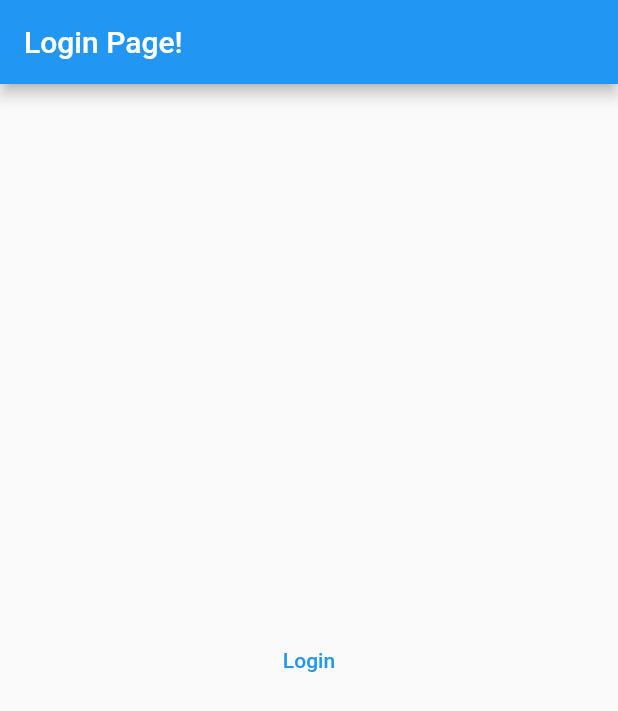
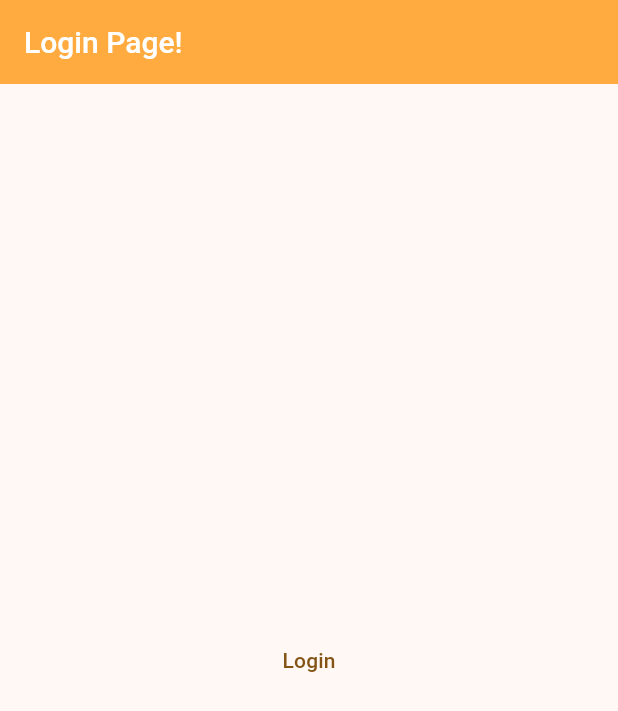
Before and after one commit to vukjeli/flutter_academy_online_shop, a Flutter app: the screen it shows after launch, on a phone screen of 412 x 824 dp. Shown: the top 711 px of the screen. Run offline on Flutter 3.47's test engine with Material 2 defaults, Android fonts, the phone set to English and light mode, and no system bars; our stand-ins replace dio, go_router, google_fonts, pretty_dio_logger; generated files the repository leaves out were written again.

Commit message:
Dio client setup, theme setup,

```diff
--- /dev/null
+++ b/lib/data/networking/dio_client.dart
@@ -0,0 +1,51 @@
+import 'dart:io';
+import 'package:dio/dio.dart';
+import 'package:pretty_dio_logger/pretty_dio_logger.dart';
+
+import 'path.dart';
+
+class DioClient {
+  late Dio _dio;
+
+  DioClient() {
+    initialise();
+  }
+
+  static final instance = DioClient();
+
+  void initialise() {
+    _dio = Dio(
+      BaseOptions(
+        baseUrl: baseUrl,
+        receiveTimeout: const Duration(seconds: 30),
+        connectTimeout: const Duration(seconds: 30),
+        sendTimeout: const Duration(seconds: 30),
+        headers: {
+          HttpHeaders.userAgentHeader: 'dio',
+        },
+        contentType: Headers.jsonContentType,
+        responseType: ResponseType.json,
+        validateStatus: (status) =>
+            status == null ? false : status >= 200 && status < 400,
+      ),
+    );
+
+    _dio.interceptors.add(
+      PrettyDioLogger(requestBody: true),
+    );
+  }
+
+  Future<Map<String, dynamic>> getA(String path) async {
+    try {
+      final Response<dynamic> response = await _dio.get(path);
+
+      if (response.data == null || response.data == 'null') {
+        return {};
+      }
+
+      return response.data as Map<String, dynamic>;
+    } on DioException catch (ex) {
+      rethrow;
+    }
+  }
+}
--- /dev/null
+++ b/lib/data/networking/path.dart
@@ -0,0 +1,3 @@
+const String baseUrl = 'https://fakestoreapi.com/';
+const String productsPath = 'products';
+const String categoriesPath = 'products/categories';
--- a/lib/main.dart
+++ b/lib/main.dart
@@ -1,7 +1,8 @@
 import 'package:flutter/material.dart';
 import 'package:flutter_academy_online_shop/l10n/l10.dart';
-
+// Local imports
 import 'router/router_config.dart';
+import 'theme/theme_config.dart';
 
 void main() {
   runApp(const MainApp());
@@ -13,9 +14,11 @@ class MainApp extends StatelessWidget {
   @override
   Widget build(BuildContext context) {
     return MaterialApp.router(
+      theme: lightTheme,
+      darkTheme: darkTheme,
       localizationsDelegates: L10n.delegates,
       supportedLocales: L10n.locales,
-      locale: Locale('en'),
+      locale: const Locale('en'),
       routerConfig: AppRouter.router,
     );
   }
--- a/lib/presentation/screens/shop_screen.dart
+++ b/lib/presentation/screens/shop_screen.dart
@@ -1,5 +1,8 @@
 import 'package:flutter/material.dart';
 import 'package:flutter_gen/gen_l10n/app_localizations.dart';
+import 'package:go_router/go_router.dart';
+// Local imports
+import 'package:flutter_academy_online_shop/router/router_config.dart';
 
 class ShopScreen extends StatelessWidget {
   const ShopScreen({super.key});
@@ -16,7 +19,11 @@ class ShopScreen extends StatelessWidget {
       body: Container(
         padding: const EdgeInsets.symmetric(horizontal: 20),
         child: Center(
-          child: Text(AppLocalizations.of(context)!.shopPageTitle),
+          child: TextButton(
+            child: const Text('Click for more details'),
+            onPressed: () => context
+                .goNamed(AppRouter.detailsName, pathParameters: {'id': '20'}),
+          ),
         ),
       ),
     );
--- a/lib/router/router_config.dart
+++ b/lib/router/router_config.dart
@@ -13,7 +13,7 @@ class AppRouter {
   static const loginName = 'login';
   static const shopPath = '/shop';
   static const shopName = 'shop';
-  static const detailsPath = 'shop/:id';
+  static const detailsPath = ':id';
   static const detailsName = 'details';
   static const settingsPath = '/settings';
   static const settingsName = 'settings';
@@ -31,6 +31,9 @@ class AppRouter {
       routes: [
         StatefulShellRoute.indexedStack(
           parentNavigatorKey: _rootNavigatorKey,
+          builder: (context, state, navigationShell) {
+            return BottomNavigationScaffold(navigationShell: navigationShell);
+          },
           branches: [
             StatefulShellBranch(
               navigatorKey: _shopTabNavigatorKey,
@@ -70,11 +73,7 @@ class AppRouter {
               ],
             ),
           ],
-            builder: (context, state, navigationShell) {
-              // Return the widget that implements the custom shell (e.g a BottomNavigationBar).
-              // The [StatefulNavigationShell] is passed to be able to navigate to other branches in a stateful way.
-              return BottomNavigationScaffold(navigationShell: navigationShell);
-            }),
+        ),
         GoRoute(
           parentNavigatorKey: _rootNavigatorKey,
           path: loginPath,
--- /dev/null
+++ b/lib/theme/theme_config.dart
@@ -0,0 +1,133 @@
+import 'package:flutter/material.dart';
+import 'package:google_fonts/google_fonts.dart';
+
+ThemeData lightTheme = ThemeData(
+  brightness: Brightness.light,
+  useMaterial3: true,
+  fontFamily: GoogleFonts.roboto().fontFamily,
+  textTheme: const TextTheme(
+    displayLarge: TextStyle(
+      fontSize: 96,
+      fontWeight: FontWeight.w300,
+      color: Colors.black,
+    ),
+    displayMedium: TextStyle(
+      fontSize: 60,
+      fontWeight: FontWeight.w400,
+      color: Colors.black,
+    ),
+    displaySmall: TextStyle(
+      fontSize: 48,
+      fontWeight: FontWeight.w400,
+      color: Colors.black,
+    ),
+    headlineMedium: TextStyle(
+      fontSize: 34,
+      fontWeight: FontWeight.w400,
+      color: Colors.black,
+    ),
+    headlineSmall: TextStyle(
+      fontSize: 24,
+      fontWeight: FontWeight.w400,
+      color: Colors.black,
+    ),
+    titleLarge: TextStyle(
+      fontSize: 20,
+      fontWeight: FontWeight.w500,
+      color: Colors.black,
+    ),
+    bodyLarge: TextStyle(
+      fontSize: 16,
+      fontWeight: FontWeight.w400,
+      color: Colors.black87,
+    ),
+    bodyMedium: TextStyle(
+      fontSize: 14,
+      fontWeight: FontWeight.w400,
+      color: Colors.black87,
+    ),
+    bodySmall: TextStyle(
+      fontSize: 12,
+      fontWeight: FontWeight.w400,
+      color: Colors.black54,
+    ),
+    labelLarge: TextStyle(
+      fontSize: 14,
+      fontWeight: FontWeight.w500,
+      color: Colors.white,
+    ),
+  ),
+  appBarTheme: const AppBarTheme(
+    color: Colors.orangeAccent,
+    iconTheme: IconThemeData(
+      color: Colors.white,
+    ),
+  ),
+  colorScheme: ColorScheme.fromSeed(
+    seedColor: Colors.orangeAccent,
+  ),
+);
+
+ThemeData darkTheme = ThemeData(
+  useMaterial3: true,
+  textTheme: const TextTheme(
+    displayLarge: TextStyle(
+      fontSize: 96,
+      fontWeight: FontWeight.w300,
+      color: Colors.black,
+    ),
+    displayMedium: TextStyle(
+      fontSize: 60,
+      fontWeight: FontWeight.w400,
+      color: Colors.black,
+    ),
+    displaySmall: TextStyle(
+      fontSize: 48,
+      fontWeight: FontWeight.w400,
+      color: Colors.black,
+    ),
+    headlineMedium: TextStyle(
+      fontSize: 34,
+      fontWeight: FontWeight.w400,
+      color: Colors.black,
+    ),
+    headlineSmall: TextStyle(
+      fontSize: 24,
+      fontWeight: FontWeight.w400,
+      color: Colors.black,
+    ),
+    titleLarge: TextStyle(
+      fontSize: 20,
+      fontWeight: FontWeight.w500,
+      color: Colors.black,
+    ),
+    bodyLarge: TextStyle(
+      fontSize: 16,
+      fontWeight: FontWeight.w400,
+      color: Colors.black87,
+    ),
+    bodyMedium: TextStyle(
+      fontSize: 14,
+      fontWeight: FontWeight.w400,
+      color: Colors.black87,
+    ),
+    bodySmall: TextStyle(
+      fontSize: 12,
+      fontWeight: FontWeight.w400,
+      color: Colors.black54,
+    ),
+    labelLarge: TextStyle(
+      fontSize: 14,
+      fontWeight: FontWeight.w500,
+      color: Colors.white,
+    ),
+  ),
+  appBarTheme: const AppBarTheme(
+    color: Colors.indigo,
+    iconTheme: IconThemeData(color: Colors.white),
+  ),
+  colorScheme: ColorScheme.fromSeed(
+    seedColor: Colors.indigo,
+    brightness: Brightness.dark,
+  ),
+);
--- a/pubspec.yaml
+++ b/pubspec.yaml
@@ -7,12 +7,15 @@ environment:
   sdk: '>=3.1.4 <4.0.0'
 
 dependencies:
+  dio: ^5.3.3
   flutter:
     sdk: flutter
   flutter_localizations:
     sdk: flutter
   go_router: ^12.0.1
+  google_fonts: ^6.1.0
   intl: any
+  pretty_dio_logger: ^1.3.1
 
 dev_dependencies:
   flutter_test:
```
Also changed, not shown: lib/domain/models/product.dart (added). Lines whose indentation alone changed are shown as unchanged.
